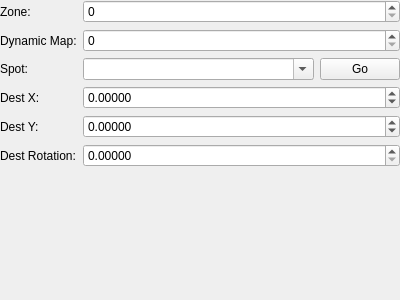
comphack/comp_hack, file tools/cathedral/ui/ActionZoneChange.ui: the form before one commit.
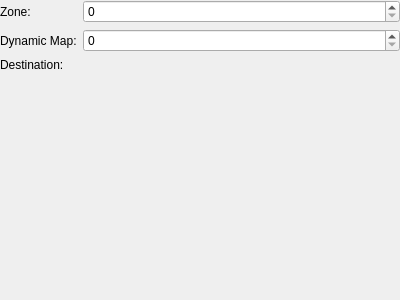
The form after the commit. Custom widgets are drawn as their Qt base class.

Commit message: Converting ActionIDs into a more generic DynamicList control and implementing remaining action properties

Patch:
```diff
--- a/tools/cathedral/ui/ActionZoneChange.ui
+++ b/tools/cathedral/ui/ActionZoneChange.ui
@@ -56,95 +56,25 @@
      <item row="2" column="0">
       <widget class="QLabel" name="lblSpot">
        <property name="text">
-        <string>Spot:</string>
+        <string>Destination:</string>
        </property>
       </widget>
      </item>
      <item row="2" column="1">
-      <layout class="QHBoxLayout" name="layoutSpot">
-       <item>
-        <widget class="QComboBox" name="spot">
-         <property name="sizePolicy">
-          <sizepolicy hsizetype="Expanding" vsizetype="Fixed">
-           <horstretch>0</horstretch>
-           <verstretch>0</verstretch>
-          </sizepolicy>
-         </property>
-         <property name="editable">
-          <bool>true</bool>
-         </property>
-        </widget>
-       </item>
-       <item>
-        <widget class="QPushButton" name="spotGo">
-         <property name="text">
-          <string>Go</string>
-         </property>
-        </widget>
-       </item>
-      </layout>
-     </item>
-     <item row="3" column="0">
-      <widget class="QLabel" name="lblX">
-       <property name="text">
-        <string>Dest X:</string>
-       </property>
-      </widget>
-     </item>
-     <item row="3" column="1">
-      <widget class="QDoubleSpinBox" name="x">
-       <property name="decimals">
-        <number>5</number>
-       </property>
-       <property name="minimum">
-        <double>-1000000000.000000000000000</double>
-       </property>
-       <property name="maximum">
-        <double>1000000000.000000000000000</double>
-       </property>
-      </widget>
-     </item>
-     <item row="4" column="0">
-      <widget class="QLabel" name="lblY">
-       <property name="text">
-        <string>Dest Y:</string>
-       </property>
-      </widget>
-     </item>
-     <item row="4" column="1">
-      <widget class="QDoubleSpinBox" name="y">
-       <property name="decimals">
-        <number>5</number>
-       </property>
-       <property name="minimum">
-        <double>-1000000000.000000000000000</double>
-       </property>
-       <property name="maximum">
-        <double>1000000000.000000000000000</double>
-       </property>
-      </widget>
-     </item>
-     <item row="5" column="0">
-      <widget class="QLabel" name="lblRot">
-       <property name="text">
-        <string>Dest Rotation:</string>
-       </property>
-      </widget>
-     </item>
-     <item row="5" column="1">
-      <widget class="QDoubleSpinBox" name="rot">
-       <property name="decimals">
-        <number>5</number>
-       </property>
-       <property name="maximum">
-        <double>6.283190000000000</double>
-       </property>
-      </widget>
+      <widget class="ObjectPosition" name="destination" native="true"/>
      </item>
     </layout>
    </item>
   </layout>
  </widget>
+ <customwidgets>
+  <customwidget>
+   <class>ObjectPosition</class>
+   <extends>QWidget</extends>
+   <header>ObjectPositionUI.h</header>
+   <container>1</container>
+  </customwidget>
+ </customwidgets>
  <resources/>
  <connections/>
 </ui>
```
Left out of the diff: 2 changed lines with no effect on the pictures. The commit also changes 31 other files.
